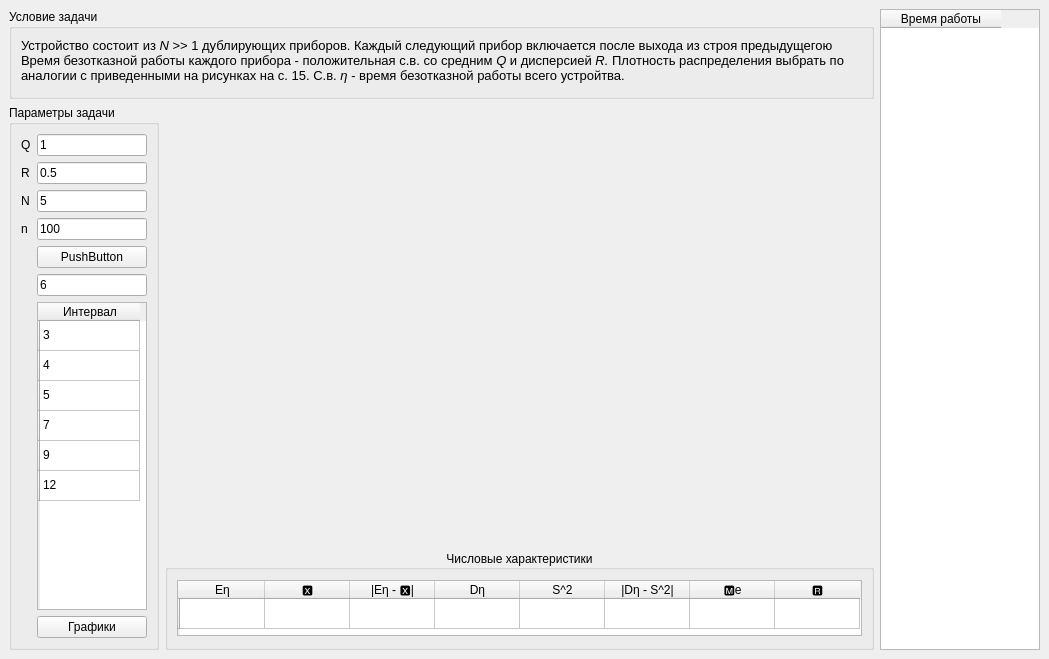
The window that prob_theory_lab_01/main_window.ui (acid9reen/prob_theory_lab_01) describes before a commit, drawn with Qt 5.
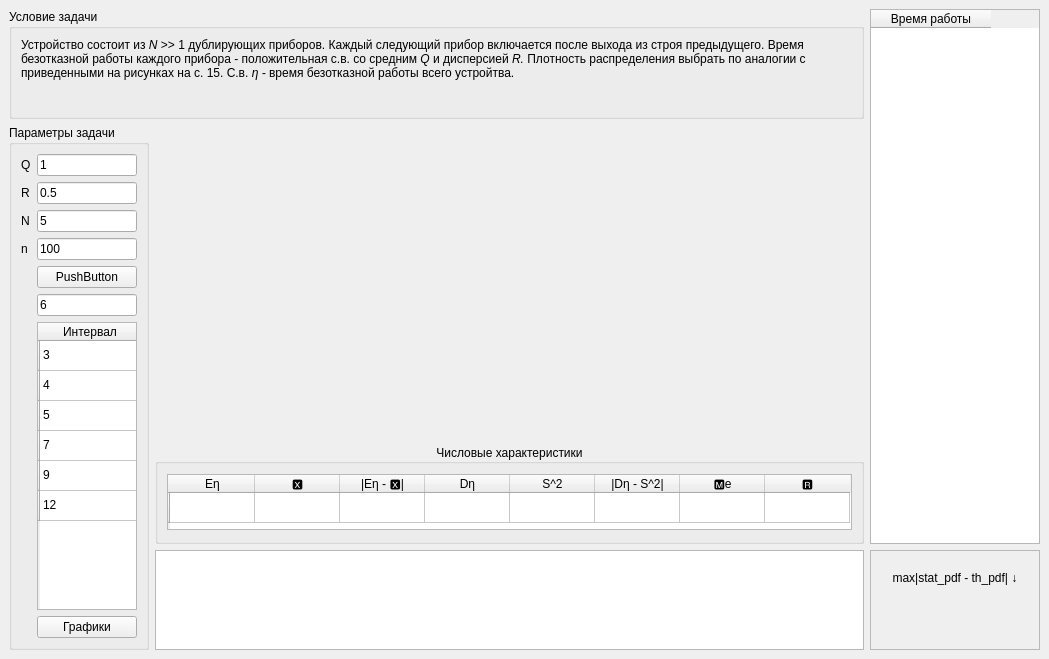
The same window after the commit. Custom widgets are drawn as their Qt base class.

Commit message: Add untitled table and fix typo in problem description

The edit to the form file:
```diff
--- a/prob_theory_lab_01/main_window.ui
+++ b/prob_theory_lab_01/main_window.ui
@@ -15,10 +15,35 @@
   </property>
   <widget class="QWidget" name="centralwidget">
    <layout class="QGridLayout" name="gridLayout">
-    <item row="1" column="1">
-     <widget class="MplWidget" name="plot" native="true"/>
+    <item row="0" column="0" colspan="2">
+     <widget class="QGroupBox" name="groupBox">
+      <property name="maximumSize">
+       <size>
+        <width>16777215</width>
+        <height>110</height>
+       </size>
+      </property>
+      <property name="title">
+       <string>Условие задачи</string>
+      </property>
+      <layout class="QGridLayout" name="gridLayout_2">
+       <item row="0" column="0">
+        <widget class="QLabel" name="label">
+         <property name="text">
+          <string>&lt;html&gt;&lt;head/&gt;&lt;body&gt;&lt;p&gt;Устройство состоит из &lt;span style=&quot; font-style:italic;&quot;&gt;N&lt;/span&gt; &amp;gt;&amp;gt; 1 дублирующих приборов. Каждый следующий прибор включается после выхода из строя предыдущего. Время безотказной работы каждого прибора - положительная с.в. со средним &lt;span style=&quot; font-style:italic;&quot;&gt;Q &lt;/span&gt;и дисперсией &lt;span style=&quot; font-style:italic;&quot;&gt;R. &lt;/span&gt;Плотность распределения выбрать по аналогии с приведенными на рисунках на с. 15. С.в. &lt;span style=&quot; font-style:italic;&quot;&gt;η - &lt;/span&gt;время безотказной работы всего устройтва.&lt;/p&gt;&lt;/body&gt;&lt;/html&gt;</string>
+         </property>
+         <property name="alignment">
+          <set>Qt::AlignLeading|Qt::AlignLeft|Qt::AlignTop</set>
+         </property>
+         <property name="wordWrap">
+          <bool>true</bool>
+         </property>
+        </widget>
+       </item>
+      </layout>
+     </widget>
     </item>
-    <item row="1" column="0" rowspan="2">
+    <item row="1" column="0" rowspan="3">
      <widget class="QGroupBox" name="groupBox_2">
       <property name="maximumSize">
        <size>
@@ -353,6 +378,22 @@
       </layout>
      </widget>
     </item>
+    <item row="3" column="1">
+     <widget class="QTableWidget" name="untitled_table">
+      <property name="minimumSize">
+       <size>
+        <width>0</width>
+        <height>100</height>
+       </size>
+      </property>
+      <property name="maximumSize">
+       <size>
+        <width>16777215</width>
+        <height>100</height>
+       </size>
+      </property>
+     </widget>
+    </item>
     <item row="0" column="2" rowspan="3">
      <widget class="QTableWidget" name="table">
       <property name="minimumSize">
@@ -363,7 +404,7 @@
       </property>
       <property name="maximumSize">
        <size>
-        <width>160</width>
+        <width>187</width>
         <height>16777215</height>
        </size>
       </property>
@@ -377,28 +418,38 @@
       </column>
      </widget>
     </item>
-    <item row="0" column="0" colspan="2">
-     <widget class="QGroupBox" name="groupBox">
+    <item row="3" column="2">
+     <widget class="QFrame" name="frame">
       <property name="maximumSize">
        <size>
-        <width>16777215</width>
-        <height>90</height>
+        <width>187</width>
+        <height>100</height>
        </size>
       </property>
-      <property name="title">
-       <string>Условие задачи</string>
+      <property name="frameShape">
+       <enum>QFrame::StyledPanel</enum>
       </property>
-      <layout class="QGridLayout" name="gridLayout_2">
-       <item row="0" column="0">
-        <widget class="QLabel" name="label">
+      <property name="frameShadow">
+       <enum>QFrame::Raised</enum>
+      </property>
+      <layout class="QVBoxLayout" name="verticalLayout">
+       <item>
+        <widget class="QLabel" name="label_6">
          <property name="text">
-          <string>&lt;html&gt;&lt;head/&gt;&lt;body&gt;&lt;p&gt;&lt;span style=&quot; font-size:10pt;&quot;&gt;Устройство состоит из &lt;/span&gt;&lt;span style=&quot; font-size:10pt; font-style:italic;&quot;&gt;N&lt;/span&gt;&lt;span style=&quot; font-size:10pt;&quot;&gt; &amp;gt;&amp;gt; 1 дублирующих приборов. Каждый следующий прибор включается после выхода из строя предыдущегою Время безотказной работы каждого прибора - положительная с.в. со средним &lt;/span&gt;&lt;span style=&quot; font-size:10pt; font-style:italic;&quot;&gt;Q &lt;/span&gt;&lt;span style=&quot; font-size:10pt;&quot;&gt;и дисперсией &lt;/span&gt;&lt;span style=&quot; font-size:10pt; font-style:italic;&quot;&gt;R. &lt;/span&gt;&lt;span style=&quot; font-size:10pt;&quot;&gt;Плотность распределения выбрать по аналогии с приведенными на рисунках на с. 15. С.в. &lt;/span&gt;&lt;span style=&quot; font-size:10pt; font-style:italic;&quot;&gt;η - &lt;/span&gt;&lt;span style=&quot; font-size:10pt;&quot;&gt;время безотказной работы всего устройтва.&lt;/span&gt;&lt;/p&gt;&lt;/body&gt;&lt;/html&gt;</string>
+          <string>&lt;html&gt;&lt;head/&gt;&lt;body&gt;&lt;p&gt;max|stat_pdf - th_pdf| ↓&lt;/p&gt;&lt;/body&gt;&lt;/html&gt;</string>
          </property>
          <property name="alignment">
-          <set>Qt::AlignLeading|Qt::AlignLeft|Qt::AlignTop</set>
+          <set>Qt::AlignCenter</set>
          </property>
-         <property name="wordWrap">
-          <bool>true</bool>
+        </widget>
+       </item>
+       <item>
+        <widget class="QLabel" name="max_sub_th_stat_pdf">
+         <property name="text">
+          <string/>
+         </property>
+         <property name="alignment">
+          <set>Qt::AlignCenter</set>
          </property>
         </widget>
        </item>
```
Left out of the diff: 3 changed lines with no effect on the pictures. The commit also changes 2 other files.
